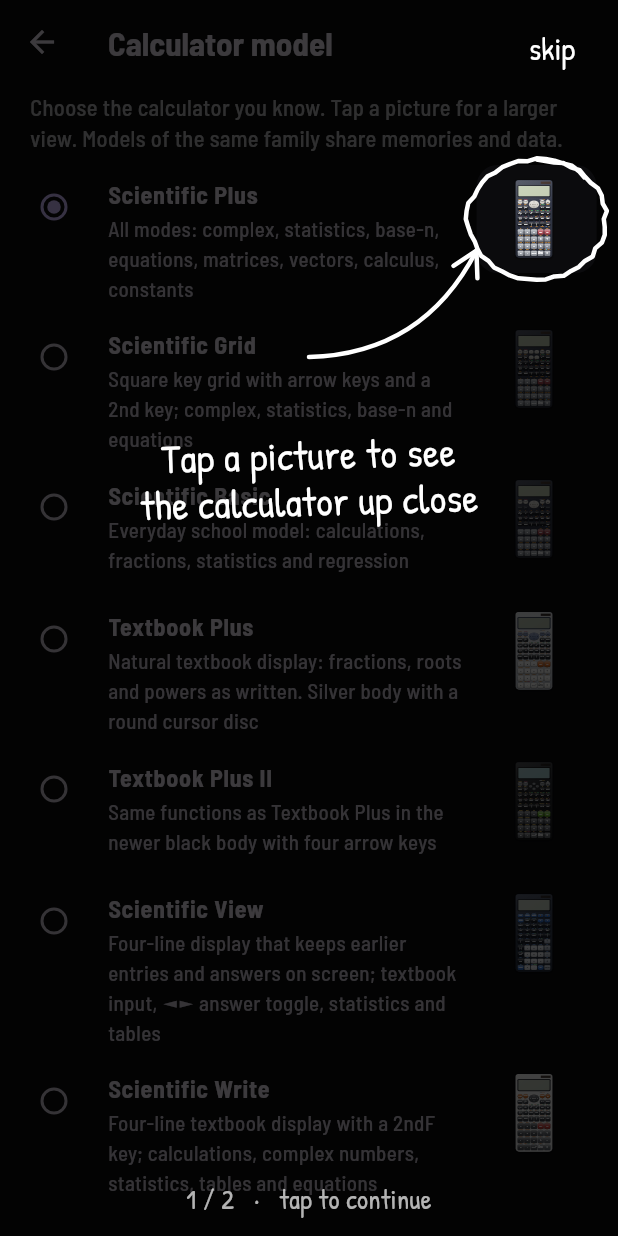
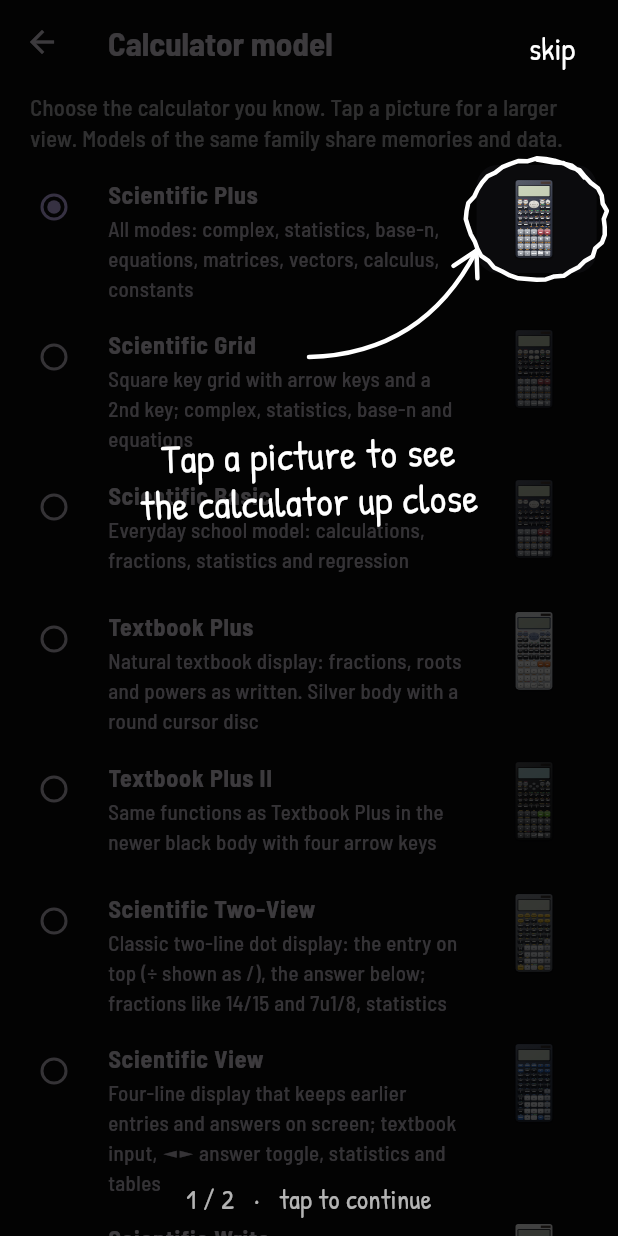
Before and after one commit to winzerprince/w-calc, a Flutter app: the ModelPage screen opened directly, on a phone screen of 412 x 824 dp. Run offline on Flutter 3.47's test engine with Material 3 defaults, Android fonts, the phone set to English and light mode, and no system bars; our stand-ins replace shared_preferences, web; missing offline and left inert: dart:js_interop; accounts and stored records are empty.

Commit message:
feat: Scientific Two-View model with a two-line dot display (#88)
- NaturalProfile.twoLine: scrolling entry line (÷ as /, × as *, ⌟ fractions), tall 5×10 answer line, trailing point on whole numbers, fractions n/d or w u n/d when the inputs were fractions, ◄►/S⇔D toggles, ×10 exponent at the right; no √/π forms.
- MathLayout symbol overrides; DotBitmap.tallText.
- Model Scientific Two-View (COMP, STAT; 2nd indicator) with Graphite skin; engine tests.

Co-authored-by: Claude Opus 5.5 <noreply@anthropic.com>

```diff
--- a/lib/app/calc_model.dart
+++ b/lib/app/calc_model.dart
@@ -171,7 +171,32 @@ class CalcModel {
     indicatorLabels: {Indicator.shift: '2ndF'},
   );
 
-  static final all = [plus, grid, basic, textbook, textbook2, view, write];
+  /// Two-line dot display: entry line above a tall result line; 2nd key.
+  static final twoView = CalcModel(
+    id: 'twoview',
+    name: 'Scientific Two-View',
+    description:
+        'Classic two-line dot display: the entry on top (÷ shown as /), the '
+        'answer below; fractions like 14/15 and 7u1/8, statistics',
+    features: CalcFeatures.full,
+    layout: viewLayout,
+    family: CalcFamily.textbook,
+    skinId: 'graphite',
+    profile: NaturalProfile.twoLine,
+    naturalModes: {NaturalMode.comp, NaturalMode.stat},
+    indicatorLabels: {Indicator.shift: '2nd'},
+  );
+
+  static final all = [
+    plus,
+    grid,
+    basic,
+    textbook,
+    textbook2,
+    twoView,
+    view,
+    write,
+  ];
 
   static CalcModel byId(String? id) =>
       all.firstWhere((m) => m.id == id, orElse: () => plus);
--- a/lib/ui/skin.dart
+++ b/lib/ui/skin.dart
@@ -326,6 +326,40 @@ class CalcSkin {
     solarStrip: Color(0xFF3B2E27),
   );
 
+  /// Graphite: grey body, yellow 2nd key, light grey digits.
+  static const graphite = CalcSkin(
+    id: 'graphite',
+    name: 'Graphite',
+    description: 'Grey body, yellow 2nd key, light digit keys',
+    background: Color(0xFF1A1B1E),
+    bodyTop: Color(0xFF747A84),
+    body: Color(0xFF545961),
+    bezel: Color(0xFF2A2D32),
+    brandText: Color(0xFFF2F3F5),
+    modifierKey: Color(0xFFF2C230),
+    modifierText: Color(0xFF1E1F22),
+    functionKey: Color(0xFF2B2F36),
+    functionText: Color(0xFFFFFFFF),
+    digitKey: Color(0xFFD6D9DE),
+    digitText: Color(0xFF1E2126),
+    operatorKey: Color(0xFFB0B5BD),
+    clearKey: Color(0xFFF2C230),
+    clearText: Color(0xFF1E1F22),
+    disc: Color(0xFF3A3E45),
+    discMark: Color(0xFFF2F3F5),
+    labels: {
+      LabelKind.shift: Color(0xFFF7D154),
+      LabelKind.alpha: Color(0xFF9EE6B0),
+      LabelKind.complex: Color(0xFFD3B5FF),
+      LabelKind.stat: Color(0xFF9CC7FF),
+      LabelKind.base: Color(0xFF9EE6B0),
+      LabelKind.plain: Color(0xFFF2F3F5),
+      LabelKind.neutral: Color(0xFFC9CDD3),
+    },
+    lcd: LcdPalette(glass: Color(0xFFC8CFC0), ink: Color(0xFF1B211B)),
+    solarStrip: Color(0xFF2A221E),
+  );
+
   static const all = [
     classic,
     midnight,
@@ -335,6 +369,7 @@ class CalcSkin {
     black,
     slate,
     pearl,
+    graphite,
   ];
 
   static CalcSkin byId(String? id) =>
```
Also changed, not shown: packages/wcalc_engine/lib/src/lcd/dot_bitmap.dart (+17 -0 lines), packages/wcalc_engine/lib/src/natural/math_render.dart (+24 -7 lines), packages/wcalc_engine/lib/src/natural/natural_calculator.dart (+89 -4 lines), 2 other files.
